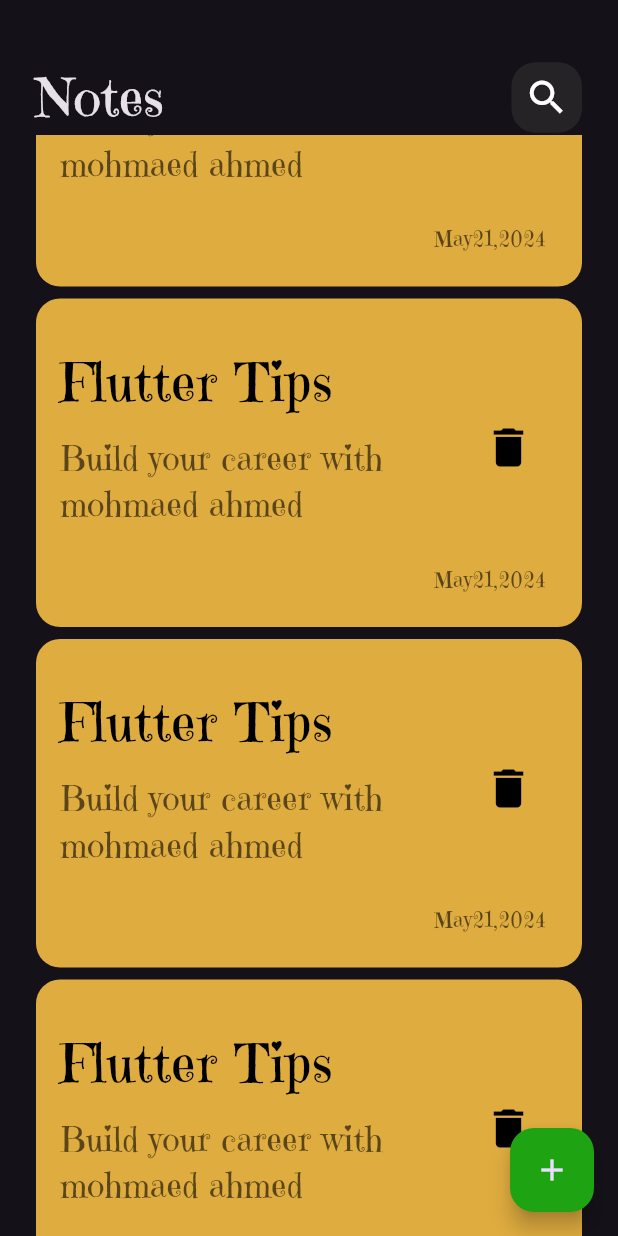
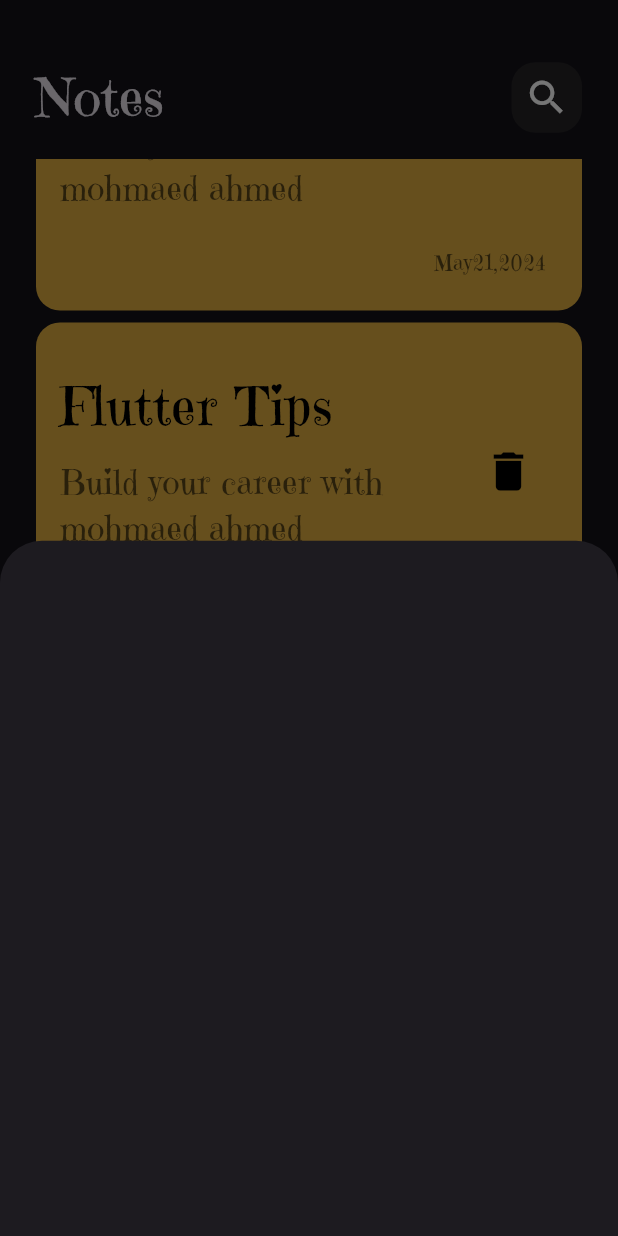
Before and after one commit to Mohamed20186/notes_app, a Flutter app: the screen it shows after launch, scrolled down 576 dp, after a tap on the "add" icon, on a phone screen of 412 x 824 dp. Run offline on Flutter 3.47's test engine with Material 3 defaults, Android fonts, the phone set to English and light mode, and no system bars.

Commit message:
show Modal Bottom Sheet

```diff
--- a/lib/views/notes_view.dart
+++ b/lib/views/notes_view.dart
@@ -1,4 +1,5 @@
 import 'package:flutter/material.dart';
+import 'package:notes_app/views/widgets/add_note_bottom_sheet.dart';
 import 'package:notes_app/views/widgets/notes_view__body.dart';
 
 class NotesView extends StatelessWidget {
@@ -9,7 +10,13 @@ class NotesView extends StatelessWidget {
     return Scaffold(
       floatingActionButton: FloatingActionButton(
         backgroundColor: Color.fromARGB(255, 30, 163, 18),
-        onPressed: () {},
+        onPressed: () {
+          showModalBottomSheet(
+              context: context,
+              builder: (context) {
+                return const AddNoteBottomSheet();
+              });
+        },
         child: Icon(Icons.add),
       ),
       body: const NotesViewBody(),
--- /dev/null
+++ b/lib/views/widgets/add_note_bottom_sheet.dart
@@ -0,0 +1,10 @@
+import 'package:flutter/material.dart';
+
+class AddNoteBottomSheet extends StatelessWidget {
+  const AddNoteBottomSheet({super.key});
+
+  @override
+  Widget build(BuildContext context) {
+    return Container();
+  }
+}
--- a/lib/views/widgets/notes_list_view.dart
+++ b/lib/views/widgets/notes_list_view.dart
@@ -7,11 +7,15 @@ class NotesListView extends StatelessWidget {
   @override
   Widget build(BuildContext context) {
     return Expanded(
-      child: ListView.builder(
-          itemCount: 10,
-          itemBuilder: ((context, index) {
-            return const CustomNoteItem();
-          })),
+      child: Padding(
+        padding: const EdgeInsets.symmetric(vertical: 16),
+        child: ListView.builder(
+            padding: EdgeInsets.zero,
+            itemCount: 10,
+            itemBuilder: ((context, index) {
+              return const CustomNoteItem();
+            })),
+      ),
     );
   }
 }
```
